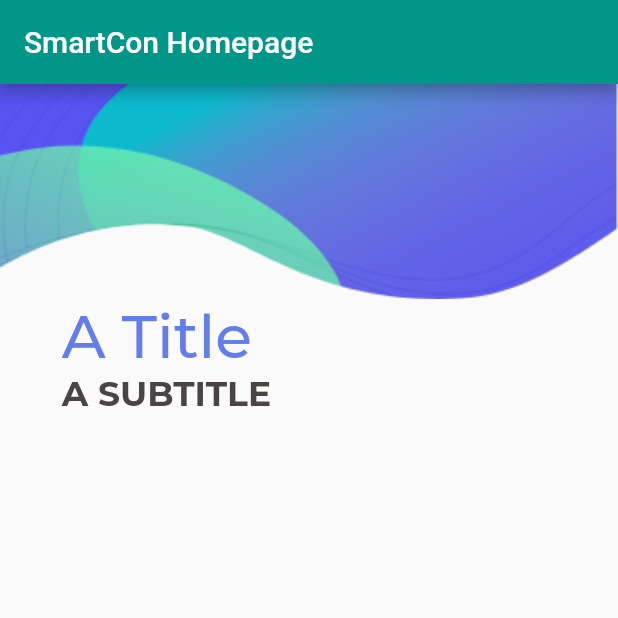
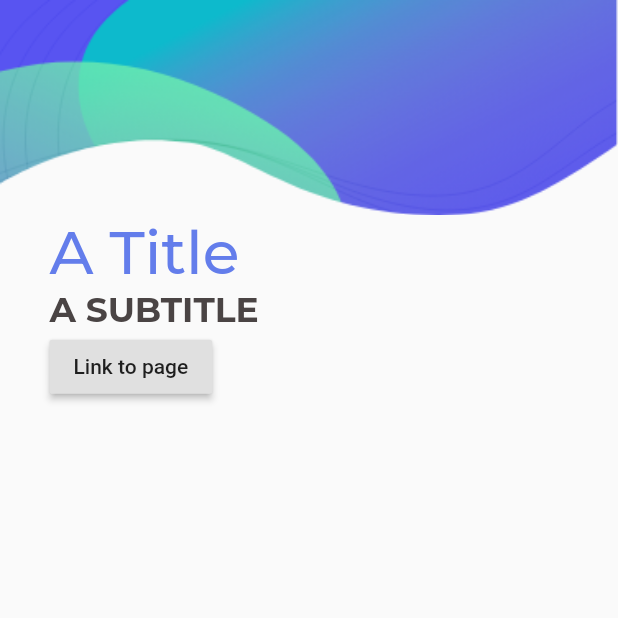
Before and after one commit to FEUP-ESOF-2020-21/open-cx-t2g3-them-d, a Flutter app: the screen it shows after launch, on a phone screen of 412 x 824 dp, the top half of it. Run offline on Flutter 3.47's test engine with Material 2 defaults, Android fonts, the phone set to English and light mode, and no system bars; our stand-ins replace google_fonts.

Commit message:
Flutter start project - button & page structure demo

```diff
--- a/smartcon_app/lib/main.dart
+++ b/smartcon_app/lib/main.dart
@@ -63,11 +63,6 @@ class _MyHomePageState extends State<MyHomePage> {
     // fast, so that you can just rebuild anything that needs updating rather
     // than having to individually change instances of widgets.
     return Scaffold(
-      appBar: AppBar(
-        // Here we take the value from the MyHomePage object that was created by
-        // the App.build method, and use it to set our appbar title.
-        title: Text(widget.title),
-      ),
       body: Center(
         // Center is a layout widget. It takes a single child and positions it
         // in the middle of the parent.
@@ -90,12 +85,10 @@ class _MyHomePageState extends State<MyHomePage> {
                     // MARGINS
                     Padding(
                       padding:  EdgeInsets.only(
-                  left: MediaQuery.of(context).size.width * 0.05,
-                  right: MediaQuery.of(context).size.width * 0.05,
+                        left: MediaQuery.of(context).size.width * 0.08,
+                        right: MediaQuery.of(context).size.width * 0.08,
                       ),
-              ),
-              // CONTENT
-              Column(
+                      child: Column(
                         crossAxisAlignment: CrossAxisAlignment.start,
                         children: <Widget> [
                           Container(
@@ -106,9 +99,20 @@ class _MyHomePageState extends State<MyHomePage> {
                             child: Text("A SUBTITLE", style: Theme.of(context).textTheme.headline3,),
                             alignment: Alignment.topLeft,
                           ),
+                          // A button that can be used as a link to other page
+                          RaisedButton(
+                            onPressed: (){
+                              Navigator.push(
+                                context,
+                                MaterialPageRoute(builder: (context) => MyHomePage()),
+                              );
+                            },
+                            child: Text('Link to page'),
+                          )
                         ],
                       ),
-              ],
+                    ),
+                  ]
               )
             ],
           )
```
Lines whose indentation alone changed are shown as unchanged.
